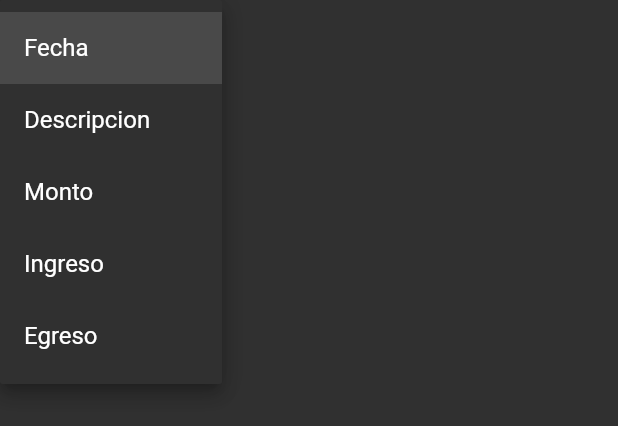
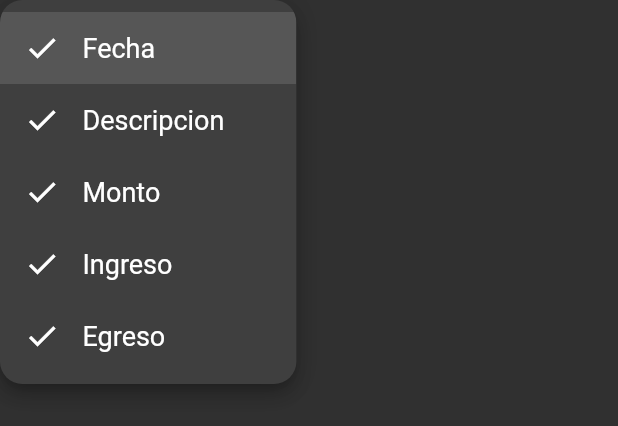
Before and after one commit to MatiasSalomon01/MoneyFlow, a Flutter app: the _DropDownButton widget shown alone on an empty page, opened directly, after a tap on "Fecha", on a phone screen of 412 x 824 dp. Shown: the top 426 px of the screen. Run offline on Flutter 3.47's test engine with Material 2 defaults, Android fonts, the phone set to English and light mode, and no system bars; our stand-ins replace animate_do, shared_preferences; accounts and stored records are empty; network calls fail.

Commit message:
Icono agregado en el dropdown menu, cambio de estilo de textos, validacion de color de acuerdo el theme de la aplicacion

```diff
--- a/lib/screens/search_screen.dart
+++ b/lib/screens/search_screen.dart
@@ -133,11 +133,56 @@ class _DropDownButton extends StatefulWidget {
 class _DropDownButtonState extends State<_DropDownButton> {
   int _value = 1;
   List<DropdownMenuItem<int>> menuItems = [
-    const DropdownMenuItem(value: 1, child: Text('Fecha')),
-    const DropdownMenuItem(value: 2, child: Text('Descripcion')),
-    const DropdownMenuItem(value: 3, child: Text('Monto')),
-    const DropdownMenuItem(value: 4, child: Text('Ingreso')),
-    const DropdownMenuItem(value: 5, child: Text('Egreso'))
+    DropdownMenuItem(
+      value: 1,
+      child: Row(
+        children: const [
+          Icon(Icons.check),
+          SizedBox(width: 15),
+          Text('Fecha'),
+        ],
+      ),
+    ),
+    DropdownMenuItem(
+      value: 2,
+      child: Row(
+        children: const [
+          Icon(Icons.check),
+          SizedBox(width: 15),
+          Text('Descripcion'),
+        ],
+      ),
+    ),
+    DropdownMenuItem(
+      value: 3,
+      child: Row(
+        children: const [
+          Icon(Icons.check),
+          SizedBox(width: 15),
+          Text('Monto'),
+        ],
+      ),
+    ),
+    DropdownMenuItem(
+      value: 4,
+      child: Row(
+        children: const [
+          Icon(Icons.check),
+          SizedBox(width: 15),
+          Text('Ingreso'),
+        ],
+      ),
+    ),
+    DropdownMenuItem(
+      value: 5,
+      child: Row(
+        children: const [
+          Icon(Icons.check),
+          SizedBox(width: 15),
+          Text('Egreso'),
+        ],
+      ),
+    )
   ];
 
   @override
@@ -156,6 +201,20 @@ class _DropDownButtonState extends State<_DropDownButton> {
           // searchScreenProvider.cards = [];
           setState(() {});
         },
+        elevation: 8,
+        dropdownColor: Preferences.isDarkMode
+            ? Color.fromARGB(255, 63, 63, 63)
+            : Colors.white,
+        borderRadius: BorderRadius.circular(15),
+        style: TextStyle(
+          color: Preferences.isDarkMode ? Colors.white : Colors.black,
+          fontSize: 18,
+          // fontWeight: FontWeight.bold,
+        ),
+        underline: Container(
+          height: 1,
+          color: Preferences.isDarkMode ? Colors.white : Colors.black,
+        ),
       ),
     );
   }
@@ -195,7 +254,7 @@ class _SearchBar extends StatelessWidget {
                 showDatePicker(
                   context: context,
                   initialDate: DateTime.now(),
-                  firstDate: DateTime(2020),
+                  firstDate: DateTime(1900),
                   lastDate: DateTime(2025),
                 ).then((value) {
                   if (value != null) {
```
